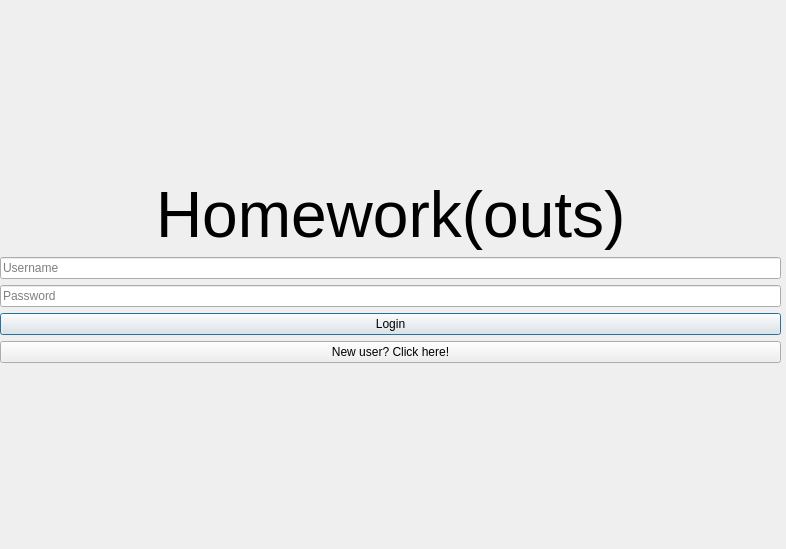
This is loginwindow.ui in Nicholas-LeBoeuf/RemoteWorkouts as Qt 5 draws it before an edit. The edited form follows.
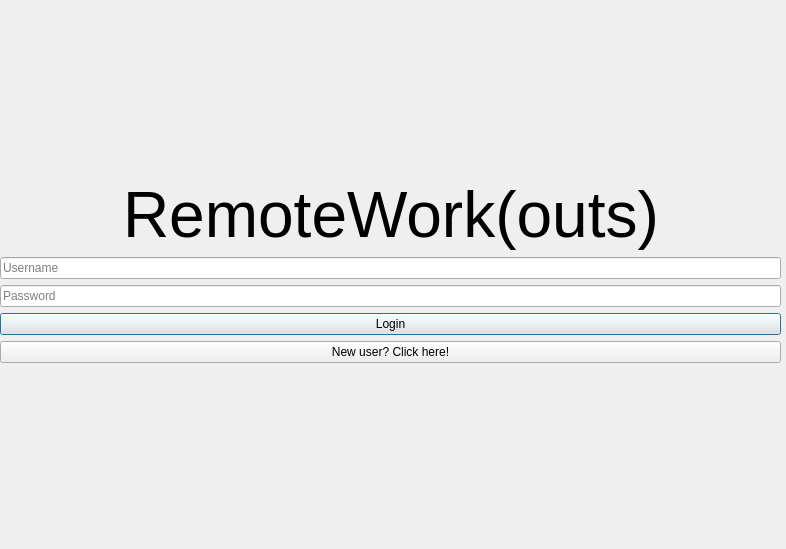
This is the edited form.

What changed in the file:
```diff
--- a/loginwindow.ui
+++ b/loginwindow.ui
@@ -59,7 +59,7 @@
          </font>
         </property>
         <property name="text">
-         <string>Homework(outs)</string>
+         <string>RemoteWork(outs)</string>
         </property>
        </widget>
       </item>
```
